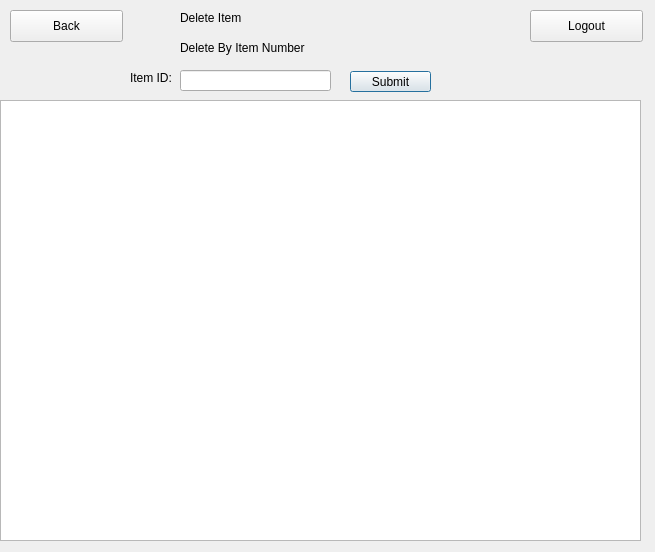
Qt form deleteItem.ui (Tligtvoet/goat-bulk) before a commit.
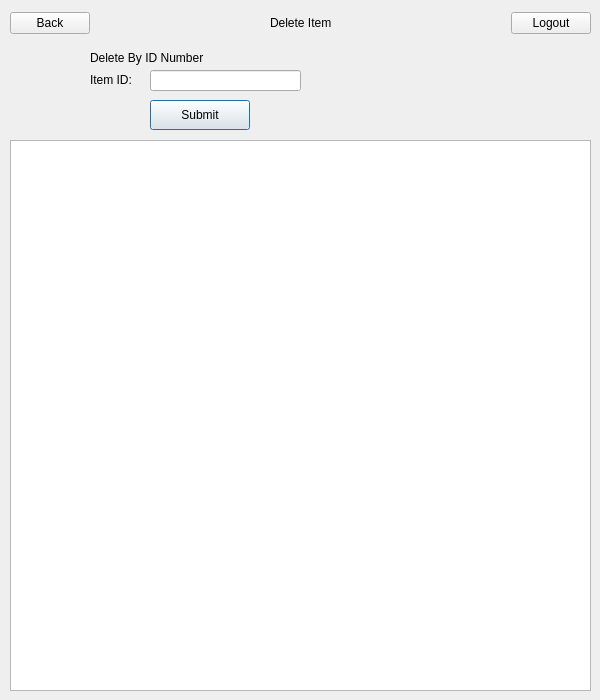
The same form after that commit.

Patch:
```diff
--- a/deleteItem.ui
+++ b/deleteItem.ui
@@ -6,17 +6,29 @@
    <rect>
     <x>0</x>
     <y>0</y>
-    <width>655</width>
-    <height>552</height>
+    <width>600</width>
+    <height>700</height>
    </rect>
   </property>
+  <property name="minimumSize">
+   <size>
+    <width>600</width>
+    <height>700</height>
+   </size>
+  </property>
+  <property name="maximumSize">
+   <size>
+    <width>600</width>
+    <height>700</height>
+   </size>
+  </property>
   <property name="windowTitle">
    <string>Dialog</string>
   </property>
   <widget class="QLineEdit" name="lineEdit_id">
    <property name="geometry">
     <rect>
-     <x>180</x>
+     <x>150</x>
      <y>70</y>
      <width>151</width>
      <height>21</height>
@@ -26,10 +38,10 @@
   <widget class="QPushButton" name="pushButton_3">
    <property name="geometry">
     <rect>
-     <x>350</x>
-     <y>71</y>
-     <width>81</width>
-     <height>21</height>
+     <x>150</x>
+     <y>100</y>
+     <width>100</width>
+     <height>30</height>
     </rect>
    </property>
    <property name="text">
@@ -39,78 +51,104 @@
   <widget class="QTableWidget" name="tableWidget">
    <property name="geometry">
     <rect>
-     <x>0</x>
-     <y>100</y>
-     <width>641</width>
-     <height>441</height>
-    </rect>
-   </property>
-  </widget>
-  <widget class="QLabel" name="label_2">
-   <property name="geometry">
-    <rect>
-     <x>180</x>
-     <y>40</y>
-     <width>141</width>
-     <height>16</height>
-    </rect>
-   </property>
-   <property name="text">
-    <string>Delete By Item Number</string>
-   </property>
-  </widget>
-  <widget class="QPushButton" name="pushButton_back">
-   <property name="geometry">
-    <rect>
      <x>10</x>
-     <y>10</y>
-     <width>113</width>
-     <height>32</height>
+     <y>140</y>
+     <width>581</width>
+     <height>551</height>
     </rect>
    </property>
-   <property name="text">
-    <string>Back</string>
-   </property>
-  </widget>
-  <widget class="QLabel" name="label_deletemember">
-   <property name="geometry">
-    <rect>
-     <x>180</x>
-     <y>10</y>
-     <width>101</width>
-     <height>16</height>
-    </rect>
-   </property>
-   <property name="text">
-    <string>Delete Item</string>
+   <property name="sizePolicy">
+    <sizepolicy hsizetype="Fixed" vsizetype="Fixed">
+     <horstretch>0</horstretch>
+     <verstretch>0</verstretch>
+    </sizepolicy>
    </property>
   </widget>
   <widget class="QLabel" name="label_id">
    <property name="geometry">
     <rect>
-     <x>130</x>
+     <x>90</x>
      <y>70</y>
-     <width>41</width>
-     <height>16</height>
+     <width>51</width>
+     <height>20</height>
     </rect>
    </property>
    <property name="text">
     <string>Item ID: </string>
    </property>
   </widget>
-  <widget class="QPushButton" name="pushButton_logout">
+  <widget class="QLabel" name="label_2">
    <property name="geometry">
     <rect>
-     <x>530</x>
-     <y>10</y>
-     <width>113</width>
-     <height>32</height>
+     <x>90</x>
+     <y>50</y>
+     <width>141</width>
+     <height>16</height>
     </rect>
    </property>
    <property name="text">
-    <string>Logout</string>
+    <string>Delete By ID Number</string>
    </property>
   </widget>
+  <widget class="QWidget" name="">
+   <property name="geometry">
+    <rect>
+     <x>10</x>
+     <y>10</y>
+     <width>581</width>
+     <height>26</height>
+    </rect>
+   </property>
+   <layout class="QHBoxLayout" name="horizontalLayout">
+    <item>
+     <widget class="QPushButton" name="pushButton_back">
+      <property name="text">
+       <string>Back</string>
+      </property>
+     </widget>
+    </item>
+    <item>
+     <spacer name="horizontalSpacer">
+      <property name="orientation">
+       <enum>Qt::Horizontal</enum>
+      </property>
+      <property name="sizeHint" stdset="0">
+       <size>
+        <width>40</width>
+        <height>20</height>
+       </size>
+      </property>
+     </spacer>
+    </item>
+    <item>
+     <widget class="QLabel" name="label_deletemember">
+      <property name="text">
+       <string>Delete Item</string>
+      </property>
+     </widget>
+    </item>
+    <item>
+     <spacer name="horizontalSpacer_2">
+      <property name="orientation">
+       <enum>Qt::Horizontal</enum>
+      </property>
+      <property name="sizeHint" stdset="0">
+       <size>
+        <width>40</width>
+        <height>20</height>
+       </size>
+      </property>
+     </spacer>
+    </item>
+    <item>
+     <widget class="QPushButton" name="pushButton_logout">
+      <property name="text">
+       <string>Logout</string>
+      </property>
+     </widget>
+    </item>
+   </layout>
+  </widget>
  </widget>
  <resources/>
  <connections/>
```
